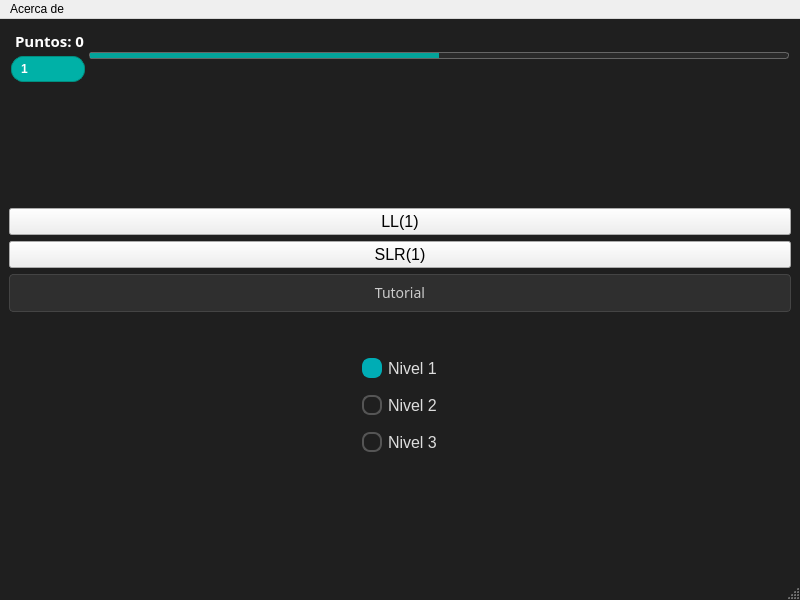
This is mainwindow.ui in jose-rZM/SyntaxTutor as Qt 5 draws it before an edit. The edited form follows.
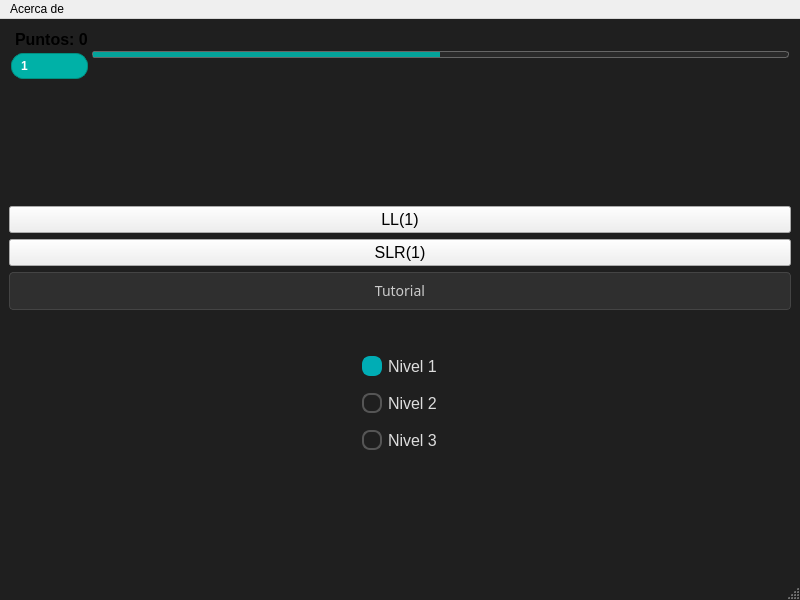
This is the edited form. Icons and pictures are not drawn.

Commit message: change score font

Patch:
```diff
--- a/mainwindow.ui
+++ b/mainwindow.ui
@@ -76,19 +76,12 @@
            <widget class="QLabel" name="labelScore">
             <property name="font">
              <font>
-              <family>Noto Sans</family>
-              <pointsize>-1</pointsize>
+              <pointsize>12</pointsize>
               <bold>true</bold>
              </font>
             </property>
             <property name="styleSheet">
-             <string notr="true">
-    QLabel {
-        font-weight: bold;
-        font-size: 15px;
-        color: white;
-        font-family: 'Noto Sans';
-}</string>
+             <string notr="true"/>
             </property>
             <property name="text">
              <string>Puntos: 0</string>
@@ -118,7 +111,7 @@
            </font>
           </property>
           <property name="styleSheet">
-           <string notr="true">QLabel#badgeNivel {
+           <string notr="true">QLabel {
     min-width: 24px;
     min-height: 24px;
     padding: 0px 6px;
```
Left out of the diff: 3 changed lines with no effect on the pictures. The commit also changes 1 other file.
